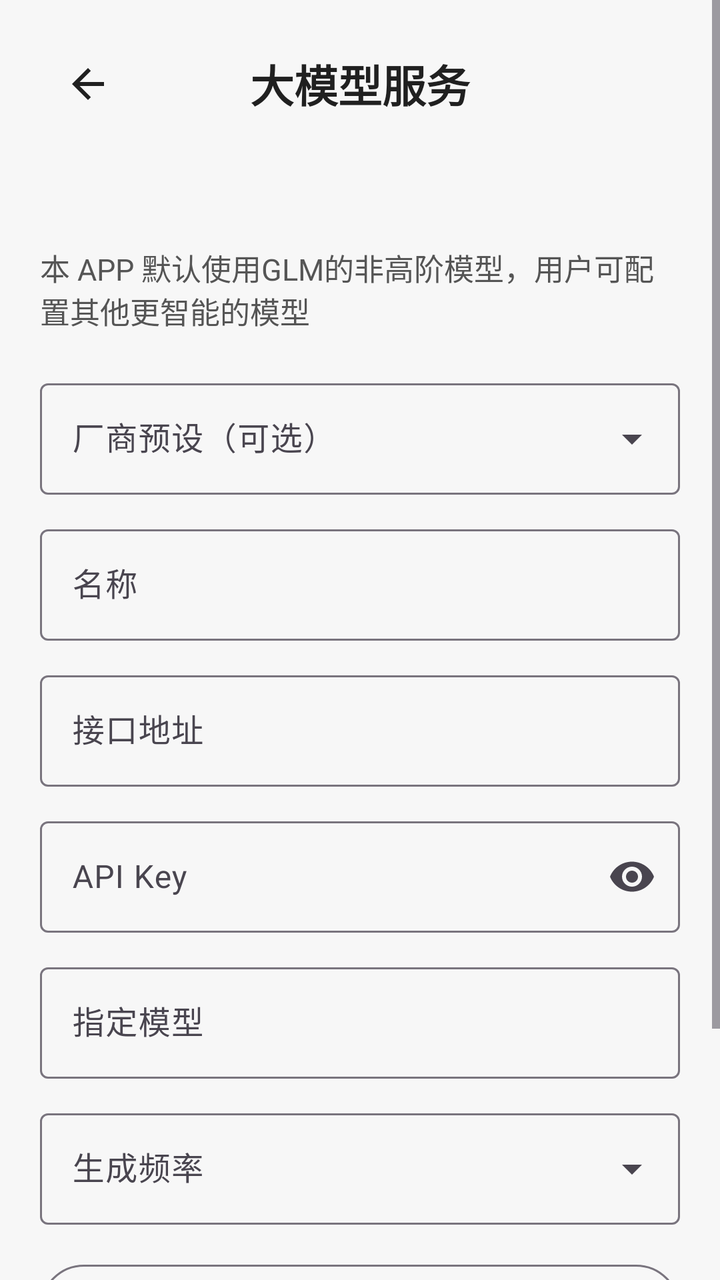
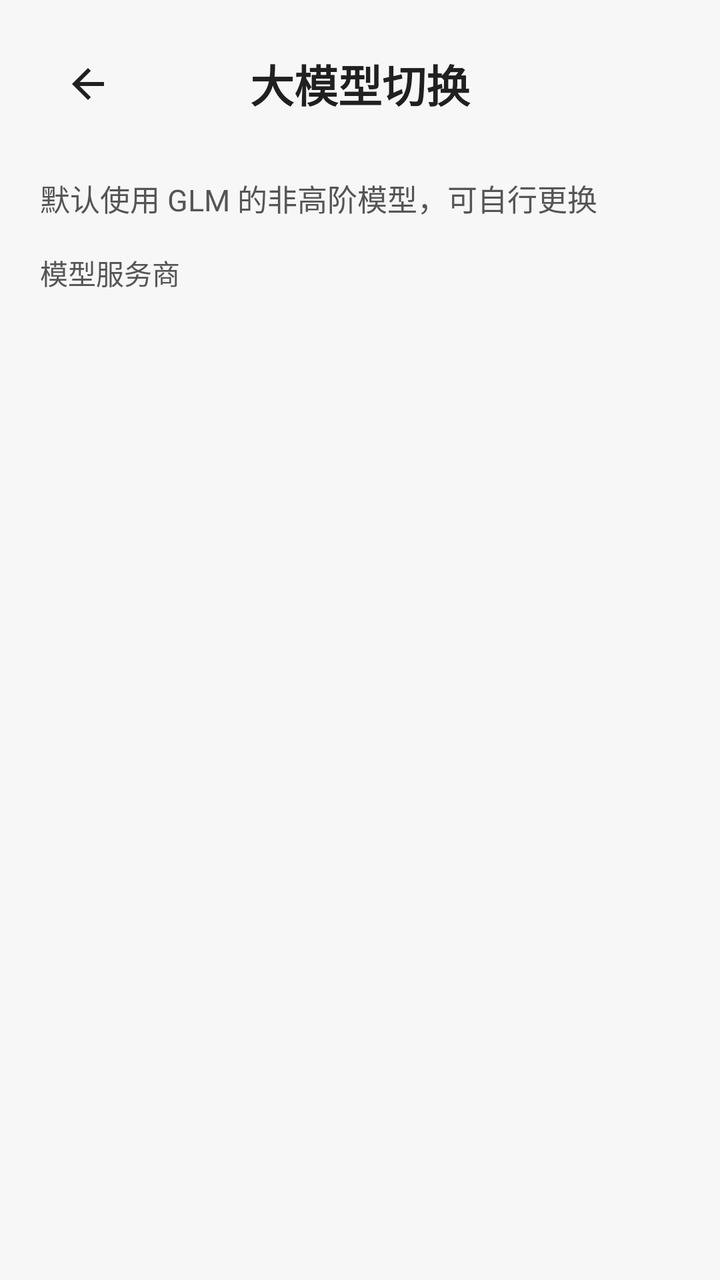

Screens rendered from an Android XML layout before and after an edit, with the pre-edit source and the edit as a unified diff.
<!-- AndroidManifest.xml: application theme Theme.Basic -->
<!-- res/layout/fragment_reminder_provider_settings.xml -->
<?xml version="1.0" encoding="utf-8"?>
<ScrollView xmlns:android="http://schemas.android.com/apk/res/android"
    xmlns:app="http://schemas.android.com/apk/res-auto"
    android:layout_width="match_parent"
    android:layout_height="match_parent"
    android:background="#F7F7F7"
    android:clipToPadding="false"
    android:fillViewport="true"
    android:overScrollMode="never">

    <LinearLayout
        android:layout_width="match_parent"
        android:layout_height="wrap_content"
        android:orientation="vertical"
        android:paddingStart="20dp"
        android:paddingTop="14dp"
        android:paddingEnd="20dp"
        android:paddingBottom="32dp">

        <FrameLayout
            android:layout_width="match_parent"
            android:layout_height="56dp"
            android:layout_marginBottom="18dp">

            <ImageButton
                android:id="@+id/btn_provider_settings_back"
                android:layout_width="48dp"
                android:layout_height="48dp"
                android:layout_gravity="start|center_vertical"
                android:background="?attr/selectableItemBackgroundBorderless"
                android:contentDescription="@string/back"
                android:padding="12dp"
                android:src="@drawable/ic_arrow_back" />

            <TextView
                android:layout_width="match_parent"
                android:layout_height="match_parent"
                android:gravity="center"
                android:paddingStart="52dp"
                android:paddingEnd="52dp"
                android:text="@string/reminder_provider_settings"
                android:textColor="#202020"
                android:textSize="22sp"
                android:textStyle="bold" />

        </FrameLayout>

        <TextView
            android:id="@+id/tv_provider_active_status"
            android:layout_width="match_parent"
            android:layout_height="wrap_content"
            android:layout_marginBottom="16dp"
            android:textColor="#555555"
            android:textSize="14sp" />

        <TextView
            android:layout_width="match_parent"
            android:layout_height="wrap_content"
            android:layout_marginBottom="20dp"
            android:text="@string/provider_default_description"
            android:textColor="#555555"
            android:textSize="15sp" />

        <LinearLayout
            android:layout_width="match_parent"
            android:layout_height="wrap_content"
            android:orientation="vertical">

            <com.google.android.material.textfield.TextInputLayout
                style="@style/Widget.Material3.TextInputLayout.OutlinedBox.ExposedDropdownMenu"
                android:layout_width="match_parent"
                android:layout_height="wrap_content"
                android:layout_marginBottom="12dp"
                android:hint="@string/provider_preset">

                <com.google.android.material.textfield.MaterialAutoCompleteTextView
                    android:id="@+id/input_provider_preset"
                    android:layout_width="match_parent"
                    android:layout_height="wrap_content"
                    android:inputType="none" />

            </com.google.android.material.textfield.TextInputLayout>

            <com.google.android.material.textfield.TextInputLayout
                android:id="@+id/layout_provider_name"
                style="@style/Widget.Material3.TextInputLayout.OutlinedBox"
                android:layout_width="match_parent"
                android:layout_height="wrap_content"
                android:layout_marginBottom="12dp"
                android:hint="@string/provider_name">

                <com.google.android.material.textfield.TextInputEditText
                    android:id="@+id/input_provider_name"
                    android:layout_width="match_parent"
                    android:layout_height="wrap_content"
                    android:inputType="text"
                    android:maxLength="100"
                    android:singleLine="true" />

            </com.google.android.material.textfield.TextInputLayout>

            <com.google.android.material.textfield.TextInputLayout
                android:id="@+id/layout_provider_endpoint"
                style="@style/Widget.Material3.TextInputLayout.OutlinedBox"
                android:layout_width="match_parent"
                android:layout_height="wrap_content"
                android:layout_marginBottom="12dp"
                android:hint="@string/provider_endpoint">

                <com.google.android.material.textfield.TextInputEditText
                    android:id="@+id/input_provider_endpoint"
                    android:layout_width="match_parent"
                    android:layout_height="wrap_content"
                    android:inputType="textUri"
                    android:maxLength="2048"
                    android:singleLine="true" />

            </com.google.android.material.textfield.TextInputLayout>

            <com.google.android.material.textfield.TextInputLayout
                android:id="@+id/layout_provider_api_key"
                style="@style/Widget.Material3.TextInputLayout.OutlinedBox"
                android:layout_width="match_parent"
                android:layout_height="wrap_content"
                android:layout_marginBottom="12dp"
                android:hint="@string/provider_api_key"
                app:endIconMode="password_toggle">

                <com.google.android.material.textfield.TextInputEditText
                    android:id="@+id/input_provider_api_key"
                    android:layout_width="match_parent"
                    android:layout_height="wrap_content"
                    android:inputType="textPassword"
                    android:maxLength="4096"
                    android:singleLine="true" />

            </com.google.android.material.textfield.TextInputLayout>

            <com.google.android.material.textfield.TextInputLayout
                android:id="@+id/layout_provider_model"
                style="@style/Widget.Material3.TextInputLayout.OutlinedBox"
                android:layout_width="match_parent"
                android:layout_height="wrap_content"
                android:layout_marginBottom="12dp"
                android:hint="@string/provider_model">

                <com.google.android.material.textfield.TextInputEditText
                    android:id="@+id/input_provider_model"
                    android:layout_width="match_parent"
                    android:layout_height="wrap_content"
                    android:inputType="text"
                    android:maxLength="200"
                    android:singleLine="true" />

            </com.google.android.material.textfield.TextInputLayout>

            <com.google.android.material.textfield.TextInputLayout
                style="@style/Widget.Material3.TextInputLayout.OutlinedBox.ExposedDropdownMenu"
                android:layout_width="match_parent"
                android:layout_height="wrap_content"
                android:layout_marginBottom="16dp"
                android:hint="@string/provider_refresh_interval">

                <com.google.android.material.textfield.MaterialAutoCompleteTextView
                    android:id="@+id/input_provider_refresh_interval"
                    android:layout_width="match_parent"
                    android:layout_height="wrap_content"
                    android:inputType="none" />

            </com.google.android.material.textfield.TextInputLayout>

            <com.google.android.material.button.MaterialButton
                android:id="@+id/btn_test_provider"
                style="@style/Widget.Material3.Button.OutlinedButton"
                android:layout_width="match_parent"
                android:layout_height="52dp"
                android:text="@string/test_provider" />

            <LinearLayout
                android:layout_width="match_parent"
                android:layout_height="wrap_content"
                android:layout_marginTop="12dp"
                android:gravity="center_vertical"
                android:orientation="horizontal">

                <com.google.android.material.progressindicator.CircularProgressIndicator
                    android:id="@+id/progress_provider_test"
                    android:layout_width="24dp"
                    android:layout_height="24dp"
                    android:layout_marginEnd="10dp"
                    android:visibility="gone"
                    app:indicatorSize="24dp"
                    app:trackThickness="3dp" />

                <TextView
                    android:id="@+id/tv_provider_test_status"
                    android:layout_width="0dp"
                    android:layout_height="wrap_content"
                    android:layout_weight="1"
                    android:textSize="14sp"
                    android:visibility="gone" />

            </LinearLayout>

        </LinearLayout>

        <com.google.android.material.button.MaterialButton
            android:id="@+id/btn_save_provider"
            android:layout_width="match_parent"
            android:layout_height="52dp"
            android:layout_marginTop="20dp"
            android:text="@string/test_and_enable_provider" />

    </LinearLayout>

</ScrollView>
<!-- resources referenced by this layout -->
<resources>
  <!-- drawable ic_arrow_back (drawable) -->
  <?xml version="1.0" encoding="utf-8"?>
  <vector xmlns:android="http://schemas.android.com/apk/res/android"
      android:width="24dp"
      android:height="24dp"
      android:viewportWidth="24"
      android:viewportHeight="24">
      <path
          android:fillColor="#202020"
          android:pathData="M20,11H7.83L13.42,5.41L12,4L4,12L12,20L13.42,18.59L7.83,13H20V11Z" />
  </vector>
  <string name="back">返回</string>
  <string name="provider_api_key">API Key</string>
  <string name="provider_default_description">本 APP 默认使用GLM的非高阶模型，用户可配置其他更智能的模型</string>
  <string name="provider_endpoint">接口地址</string>
  <string name="provider_model">指定模型</string>
  <string name="provider_name">名称</string>
  <string name="provider_preset">厂商预设（可选）</string>
  <string name="provider_refresh_interval">生成频率</string>
  <string name="reminder_provider_settings">大模型服务</string>
  <string name="test_and_enable_provider">测试并启用</string>
  <string name="test_provider">测试连接</string>
  <style name="Theme.Basic" parent="Base.Theme.Basic" />
  <style name="Base.Theme.Basic" parent="Theme.Material3.DayNight.NoActionBar">
          
          
      </style>
</resources>

<!-- the commit's change to res/layout/fragment_reminder_provider_settings.xml (unified diff, before → after) -->
@@ -46,58 +46,62 @@
         </FrameLayout>
 
         <TextView
-            android:id="@+id/tv_provider_active_status"
             android:layout_width="match_parent"
             android:layout_height="wrap_content"
             android:layout_marginBottom="16dp"
-            android:textColor="#555555"
-            android:textSize="14sp" />
-
-        <TextView
-            android:layout_width="match_parent"
-            android:layout_height="wrap_content"
-            android:layout_marginBottom="20dp"
             android:text="@string/provider_default_description"
             android:textColor="#555555"
             android:textSize="15sp" />
 
+        <TextView
+            android:layout_width="match_parent"
+            android:layout_height="wrap_content"
+            android:layout_marginBottom="8dp"
+            android:text="@string/provider_preset"
+            android:textColor="#555555"
+            android:textSize="14sp" />
+
+        <com.google.android.material.chip.ChipGroup
+            android:id="@+id/group_provider_presets"
+            android:layout_width="match_parent"
+            android:layout_height="wrap_content"
+            android:layout_marginBottom="16dp"
+            app:selectionRequired="true"
+            app:singleSelection="true" />
+
         <LinearLayout
             android:layout_width="match_parent"
             android:layout_height="wrap_content"
-            android:orientation="vertical">
-
-            <com.google.android.material.textfield.TextInputLayout
-                style="@style/Widget.Material3.TextInputLayout.OutlinedBox.ExposedDropdownMenu"
-                android:layout_width="match_parent"
-                android:layout_height="wrap_content"
-                android:layout_marginBottom="12dp"
-                android:hint="@string/provider_preset">
-
-                <com.google.android.material.textfield.MaterialAutoCompleteTextView
-                    android:id="@+id/input_provider_preset"
-                    android:layout_width="match_parent"
-                    android:layout_height="wrap_content"
-                    android:inputType="none" />
-
-            </com.google.android.material.textfield.TextInputLayout>
-
-            <com.google.android.material.textfield.TextInputLayout
-                android:id="@+id/layout_provider_name"
-                style="@style/Widget.Material3.TextInputLayout.OutlinedBox"
-                android:layout_width="match_parent"
-                android:layout_height="wrap_content"
-                android:layout_marginBottom="12dp"
-                android:hint="@string/provider_name">
-
-                <com.google.android.material.textfield.TextInputEditText
-                    android:id="@+id/input_provider_name"
-                    android:layout_width="match_parent"
-                    android:layout_height="wrap_content"
-                    android:inputType="text"
-                    android:maxLength="100"
-                    android:singleLine="true" />
-
-            </com.google.android.material.textfield.TextInputLayout>
+            android:layout_marginBottom="16dp"
+            android:orientation="horizontal">
+
+            <com.google.android.material.button.MaterialButton
+                android:id="@+id/btn_activate_provider"
+                style="@style/Widget.Material3.Button.OutlinedButton"
+                android:layout_width="0dp"
+                android:layout_height="48dp"
+                android:layout_weight="1"
+                android:text="@string/provider_activate"
+                android:visibility="gone" />
+
+            <com.google.android.material.button.MaterialButton
+                android:id="@+id/btn_delete_provider"
+                style="@style/Widget.Material3.Button.OutlinedButton"
+                android:layout_width="0dp"
+                android:layout_height="48dp"
+                android:layout_marginStart="10dp"
+                android:layout_weight="1"
+                android:text="@string/delete"
+                android:visibility="gone" />
+
+        </LinearLayout>
+
+        <LinearLayout
+            android:id="@+id/container_provider_details"
+            android:layout_width="match_parent"
+            android:layout_height="wrap_content"
+            android:orientation="vertical"
+            android:visibility="gone">
 
             <com.google.android.material.textfield.TextInputLayout
                 android:id="@+id/layout_provider_endpoint"
@@ -136,13 +140,31 @@
 
             </com.google.android.material.textfield.TextInputLayout>
 
+            <TextView
+                android:id="@+id/tv_provider_model_label"
+                android:layout_width="match_parent"
+                android:layout_height="wrap_content"
+                android:layout_marginBottom="8dp"
+                android:text="@string/provider_model"
+                android:textColor="#555555"
+                android:textSize="14sp" />
+
+            <com.google.android.material.chip.ChipGroup
+                android:id="@+id/group_provider_models"
+                android:layout_width="match_parent"
+                android:layout_height="wrap_content"
+                android:layout_marginBottom="16dp"
+                app:selectionRequired="true"
+                app:singleSelection="true" />
+
             <com.google.android.material.textfield.TextInputLayout
                 android:id="@+id/layout_provider_model"
                 style="@style/Widget.Material3.TextInputLayout.OutlinedBox"
                 android:layout_width="match_parent"
                 android:layout_height="wrap_content"
-                android:layout_marginBottom="12dp"
-                android:hint="@string/provider_model">
+                android:layout_marginBottom="16dp"
+                android:hint="@string/provider_model"
+                android:visibility="gone">
 
                 <com.google.android.material.textfield.TextInputEditText
                     android:id="@+id/input_provider_model"
@@ -154,32 +176,9 @@
 
             </com.google.android.material.textfield.TextInputLayout>
 
-            <com.google.android.material.textfield.TextInputLayout
-                style="@style/Widget.Material3.TextInputLayout.OutlinedBox.ExposedDropdownMenu"
-                android:layout_width="match_parent"
-                android:layout_height="wrap_content"
-                android:layout_marginBottom="16dp"
-                android:hint="@string/provider_refresh_interval">
-
-                <com.google.android.material.textfield.MaterialAutoCompleteTextView
-                    android:id="@+id/input_provider_refresh_interval"
-                    android:layout_width="match_parent"
-                    android:layout_height="wrap_content"
-                    android:inputType="none" />
-
-            </com.google.android.material.textfield.TextInputLayout>
-
-            <com.google.android.material.button.MaterialButton
-                android:id="@+id/btn_test_provider"
-                style="@style/Widget.Material3.Button.OutlinedButton"
-                android:layout_width="match_parent"
-                android:layout_height="52dp"
-                android:text="@string/test_provider" />
-
             <LinearLayout
                 android:layout_width="match_parent"
                 android:layout_height="wrap_content"
-                android:layout_marginTop="12dp"
                 android:gravity="center_vertical"
                 android:orientation="horizontal">
 
@@ -202,15 +201,32 @@
 
             </LinearLayout>
 
+            <LinearLayout
+                android:layout_width="match_parent"
+                android:layout_height="wrap_content"
+                android:layout_marginTop="20dp"
+                android:orientation="horizontal">
+
+                <com.google.android.material.button.MaterialButton
+                    android:id="@+id/btn_test_provider"
+                    style="@style/Widget.Material3.Button.OutlinedButton"
+                    android:layout_width="0dp"
+                    android:layout_height="52dp"
+                    android:layout_weight="1"
+                    android:text="@string/test_provider" />
+
+                <com.google.android.material.button.MaterialButton
+                    android:id="@+id/btn_save_provider"
+                    android:layout_width="0dp"
+                    android:layout_height="52dp"
+                    android:layout_marginStart="10dp"
+                    android:layout_weight="1"
+                    android:text="@string/test_and_enable_provider" />
+
+            </LinearLayout>
+
         </LinearLayout>
 
-        <com.google.android.material.button.MaterialButton
-            android:id="@+id/btn_save_provider"
-            android:layout_width="match_parent"
-            android:layout_height="52dp"
-            android:layout_marginTop="20dp"
-            android:text="@string/test_and_enable_provider" />
-
     </LinearLayout>
 
 </ScrollView>
<!-- resource entries referenced after the edit -->
@@ -12,15 +12,15 @@
           android:pathData="M20,11H7.83L13.42,5.41L12,4L4,12L12,20L13.42,18.59L7.83,13H20V11Z" />
   </vector>
   <string name="back">返回</string>
+  <string name="delete">删除</string>
+  <string name="provider_activate">启用</string>
   <string name="provider_api_key">API Key</string>
-  <string name="provider_default_description">本 APP 默认使用GLM的非高阶模型，用户可配置其他更智能的模型</string>
-  <string name="provider_endpoint">接口地址</string>
-  <string name="provider_model">指定模型</string>
-  <string name="provider_name">名称</string>
-  <string name="provider_preset">厂商预设（可选）</string>
-  <string name="provider_refresh_interval">生成频率</string>
-  <string name="reminder_provider_settings">大模型服务</string>
-  <string name="test_and_enable_provider">测试并启用</string>
+  <string name="provider_default_description">默认使用 GLM 的非高阶模型，可自行更换</string>
+  <string name="provider_endpoint">Chat Completions 接口地址</string>
+  <string name="provider_model">模型</string>
+  <string name="provider_preset">模型服务商</string>
+  <string name="reminder_provider_settings">大模型切换</string>
+  <string name="test_and_enable_provider">保存并启用</string>
   <string name="test_provider">测试连接</string>
   <style name="Theme.Basic" parent="Base.Theme.Basic" />
   <style name="Base.Theme.Basic" parent="Theme.Material3.DayNight.NoActionBar">
